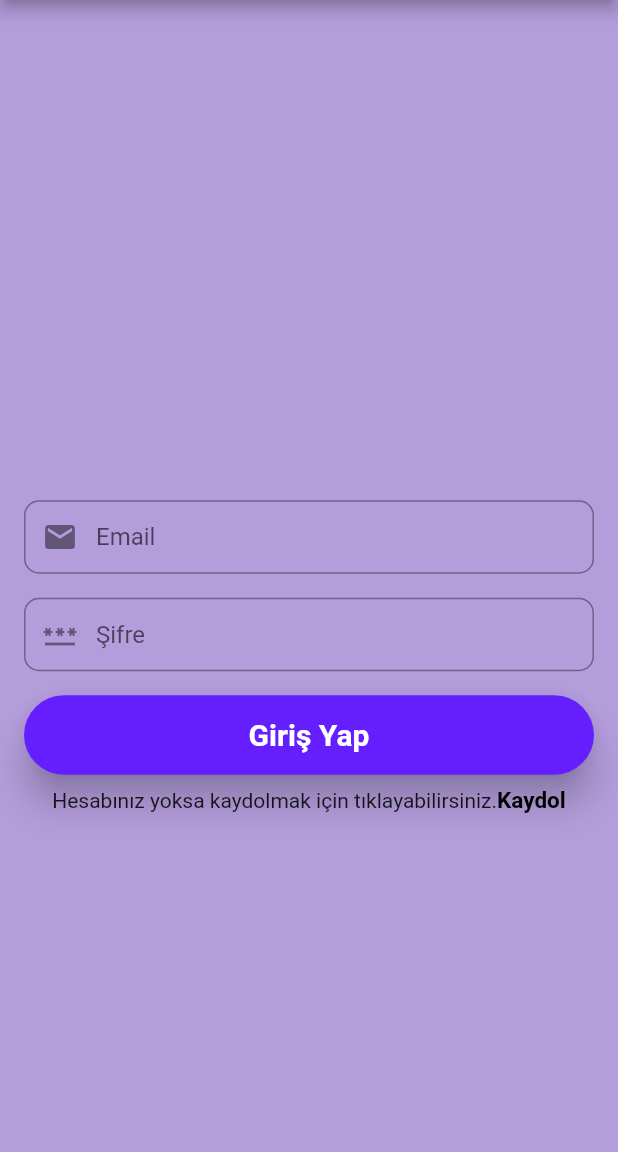
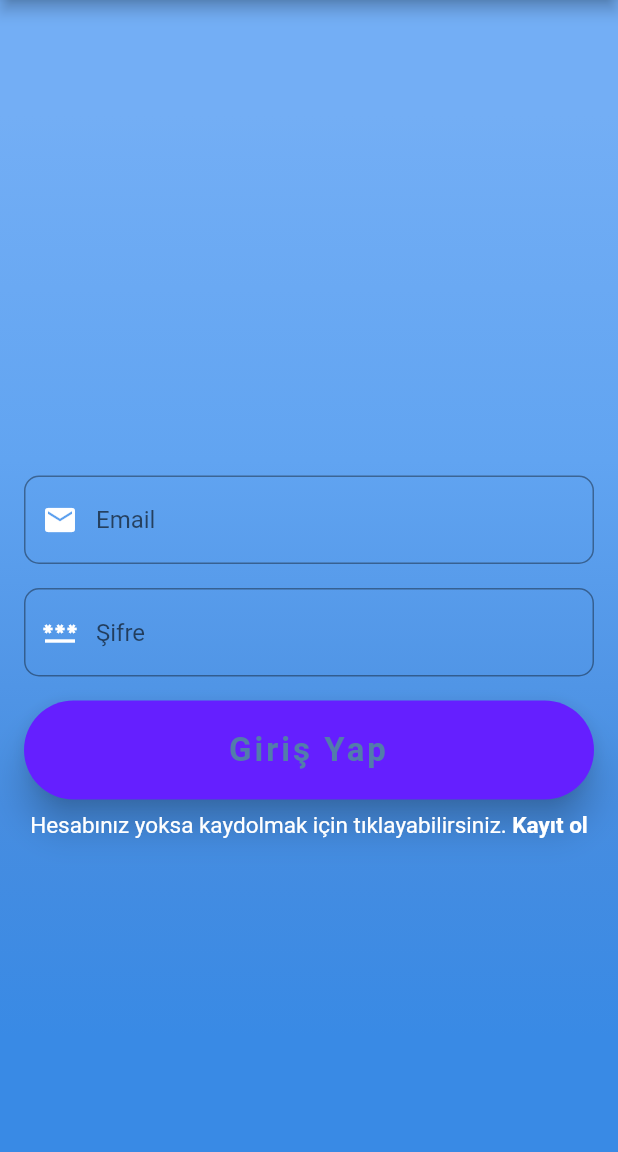
Before and after one commit to YigitOcal1/Housey, a Flutter app: the screen it shows after launch, after a tap on "Giriş Yap", on a phone screen of 412 x 824 dp, the part 84-1236 px from its top. Run offline on Flutter 3.47's test engine with Material 2 defaults, Android fonts, the light colour scheme and no system bars; our stand-ins replace cloud_firestore, firebase_auth, firebase_core, firebase_database, fluttertoast; accounts and stored records are empty; Roboto replaces fonts that are missing (OpenSans).

Commit message:
login ui

```diff
--- a/lib/views/home_screen.dart
+++ b/lib/views/home_screen.dart
@@ -74,6 +74,45 @@ Route _createRouteRegister() {
 }
   @override
   Widget build(BuildContext context) {
+    final loginButton = (Material(
+      elevation: 5,
+      borderRadius: BorderRadius.circular(50),
+      color: Colors.deepPurpleAccent[400],
+      child: MaterialButton(
+        padding: EdgeInsets.all(20.0),
+        minWidth: MediaQuery.of(context).size.width,
+        onPressed: () {
+         Navigator.of(context).push(_createRouteLogin());
+        },
+        child: Text(
+          "Giriş Yap",
+          textAlign: TextAlign.center,
+          style: TextStyle(
+              fontSize: 22,   color: const Color(0xFF527DAA), fontWeight: FontWeight.bold,letterSpacing: 2,fontFamily: 'OpenSans',),
+        ),
+      ),
+    ));
+
+     final registerButton = (Material(
+      elevation: 5,
+      borderRadius: BorderRadius.circular(50),
+      color: Colors.deepPurpleAccent[400],
+      child: MaterialButton(
+        padding: EdgeInsets.all(20),
+        minWidth: MediaQuery.of(context).size.width,
+        onPressed: () {
+          Navigator.of(context).push(_createRouteRegister());
+        },
+        child: Text(
+          "Kayıt ol",
+          textAlign: TextAlign.center,
+           style: TextStyle(
+              fontSize: 22,   color: const Color(0xFF527DAA), fontWeight: FontWeight.bold,letterSpacing: 2,fontFamily: 'OpenSans'),
+
+        ),
+      ),
+    ));
+    double screenHeight = MediaQuery.of(context).size.height;
     return WillPopScope(
       onWillPop: () async => false,
       child: Scaffold(
@@ -161,33 +200,32 @@ Route _createRouteRegister() {
           ],
         ),
         body: Center(
-          child: Column(
-            mainAxisAlignment: MainAxisAlignment.center,
-            crossAxisAlignment: CrossAxisAlignment.center,
-            children: <Widget>[
-              ElevatedButton(
-                style: ElevatedButton.styleFrom(
-                    primary: Colors.deepOrangeAccent[400],
-                    minimumSize: Size(155.0, 45.0),
-                    shape: new RoundedRectangleBorder(
-                        borderRadius: new BorderRadius.circular(100.0))),
-                onPressed: () {
-                Navigator.of(context).push(_createRouteLogin());
-                },
-                child: Text('Giriş Yap'),
-              ),
-              ElevatedButton(
-                style: ElevatedButton.styleFrom(
-                    primary: Colors.pinkAccent,
-                    minimumSize: Size(155.0, 45.0),
-                    shape: new RoundedRectangleBorder(
-                        borderRadius: new BorderRadius.circular(100.0))),
-                onPressed: () {
-                  Navigator.of(context).push(_createRouteRegister());
-                },
-                child: Text('Kayıt Ol'),
-              ),
-            ],
+          child: Container(
+             height: double.infinity,
+                width: double.infinity,
+                decoration: BoxDecoration(
+                  gradient: LinearGradient(
+                    begin: Alignment.topCenter,
+                    end: Alignment.bottomCenter,
+                    colors: [
+                      Color(0xFF73AEF5),
+                      Color(0xFF61A4F1),
+                      Color(0xFF478DE0),
+                      Color(0xFF398AE5),
+                    ],
+                    stops: [0.1, 0.4, 0.7, 0.9],
+                  ),
+                ),
+            child: Column(
+
+              mainAxisAlignment: MainAxisAlignment.center,
+              crossAxisAlignment: CrossAxisAlignment.center,
+              children: <Widget>[
+               loginButton,
+               SizedBox(height: 15.0),
+                registerButton
+              ],
+            ),
           ),
         ),
       ),
--- a/lib/views/login_screen.dart
+++ b/lib/views/login_screen.dart
@@ -58,9 +58,14 @@ class _LoginScreenState extends State<LoginScreen> {
 
   @override
   Widget build(BuildContext context) {
+    double screenHeight = MediaQuery.of(context).size.height;
     final emailfield = TextFormField(
       controller: email_controller,
       keyboardType: TextInputType.emailAddress,
+      style: TextStyle(
+              color: Colors.black,
+              fontFamily: 'OpenSans',
+            ),
       validator: (value) {
         if (value!.isEmpty) {
           return ("Geçerli bir email adresi giriniz.");
@@ -72,8 +77,10 @@ class _LoginScreenState extends State<LoginScreen> {
       },
       textInputAction: TextInputAction.next,
       decoration: InputDecoration(
-        prefixIcon: Icon(Icons.email),
-        contentPadding: EdgeInsets.fromLTRB(20, 15, 20, 15),
+
+        prefixIcon: Icon(Icons.email,
+        color: Colors.white),
+        contentPadding: EdgeInsets.fromLTRB(20, 20, 20, 20),
         hintText: "Email",
         border: OutlineInputBorder(
           borderRadius: BorderRadius.circular(10),
@@ -84,6 +91,10 @@ class _LoginScreenState extends State<LoginScreen> {
     final passwordfield = TextFormField(
       controller: password_controller,
       obscureText: true,
+      style: TextStyle(
+              color: Colors.black,
+              fontFamily: 'OpenSans',
+            ),
       validator: (value) {
         if (value!.isEmpty) {
           return ("Şifre giriniz.");
@@ -95,8 +106,8 @@ class _LoginScreenState extends State<LoginScreen> {
       },
       textInputAction: TextInputAction.done,
       decoration: InputDecoration(
-        prefixIcon: Icon(Icons.password),
-        contentPadding: EdgeInsets.fromLTRB(20, 15, 20, 15),
+        prefixIcon: Icon(Icons.password,color: Colors.white),
+        contentPadding: EdgeInsets.fromLTRB(20, 20, 20, 20),
         hintText: "Şifre",
         border: OutlineInputBorder(
           borderRadius: BorderRadius.circular(10),
@@ -109,7 +120,7 @@ class _LoginScreenState extends State<LoginScreen> {
       borderRadius: BorderRadius.circular(50),
       color: Colors.deepPurpleAccent[400],
       child: MaterialButton(
-        padding: EdgeInsets.fromLTRB(20, 15, 20, 15),
+        padding: EdgeInsets.all(20.0),
         minWidth: MediaQuery.of(context).size.width,
         onPressed: () {
           logIn(email_controller.text, password_controller.text);
@@ -118,7 +129,7 @@ class _LoginScreenState extends State<LoginScreen> {
           "Giriş Yap",
           textAlign: TextAlign.center,
           style: TextStyle(
-              fontSize: 20, color: Colors.white, fontWeight: FontWeight.bold),
+              fontSize: 22,   color: const Color(0xFF527DAA), fontWeight: FontWeight.bold,letterSpacing: 2,fontFamily: 'OpenSans',),
         ),
       ),
     ));
@@ -130,9 +141,23 @@ class _LoginScreenState extends State<LoginScreen> {
       ),
       backgroundColor: Colors.deepPurple[200],
       body: Center(
-        child: SingleChildScrollView(
         child: Container(
-            color: Colors.deepPurple[200],
+           height: double.infinity,
+                width: double.infinity,
+                decoration: BoxDecoration(
+                  gradient: LinearGradient(
+                    begin: Alignment.topCenter,
+                    end: Alignment.bottomCenter,
+                    colors: [
+                      Color(0xFF73AEF5),
+                      Color(0xFF61A4F1),
+                      Color(0xFF478DE0),
+                      Color(0xFF398AE5),
+                    ],
+                    stops: [0.1, 0.4, 0.7, 0.9],
+                  ),
+                ),
+          //color: Colors.deepPurple[200],
           child: Padding(
             padding: EdgeInsets.all(8.0),
             child: Form(
@@ -159,22 +184,35 @@ class _LoginScreenState extends State<LoginScreen> {
                   Row(
                     mainAxisAlignment: MainAxisAlignment.center,
                     children: [
-                        Text(
-                            "Hesabınız yoksa kaydolmak için tıklayabilirsiniz."),
+
                       GestureDetector(
                         onTap: () {
                           Navigator.push(
                             context,
-                              MaterialPageRoute(
-                                  builder: (_) => RegisterScreen()),
+                            MaterialPageRoute(builder: (_) => RegisterScreen()),
                           );
                         },
-                          child: Text(
-                            "Kaydol",
+                        child: RichText(
+                          text: TextSpan(
+                            children: [
+                              TextSpan(
+                                text: "Hesabınız yoksa kaydolmak için tıklayabilirsiniz. ",
                                 style: TextStyle(
-                                color: Colors.black,
+                                  color: Colors.white,
+                                  fontSize: 15.0,
+                                  fontWeight: FontWeight.w400,
+                                ),
+                              ),
+                              TextSpan(
+                                text: 'Kayıt ol',
+                                style: TextStyle(
+                                  color: Colors.white,
+                                  fontSize: 15.0,
                                   fontWeight: FontWeight.bold,
-                                fontSize: 15),
+                                ),
+                              ),
+                            ],
+                          ),
                         ),
                       ),
                     ],
@@ -185,7 +223,6 @@ class _LoginScreenState extends State<LoginScreen> {
           ),
         ),
       ),
-      ),
     );
   }
 }
```
Also changed, not shown: lib/views/register_screen.dart (+109 -49 lines). Lines whose indentation alone changed are shown as unchanged.
